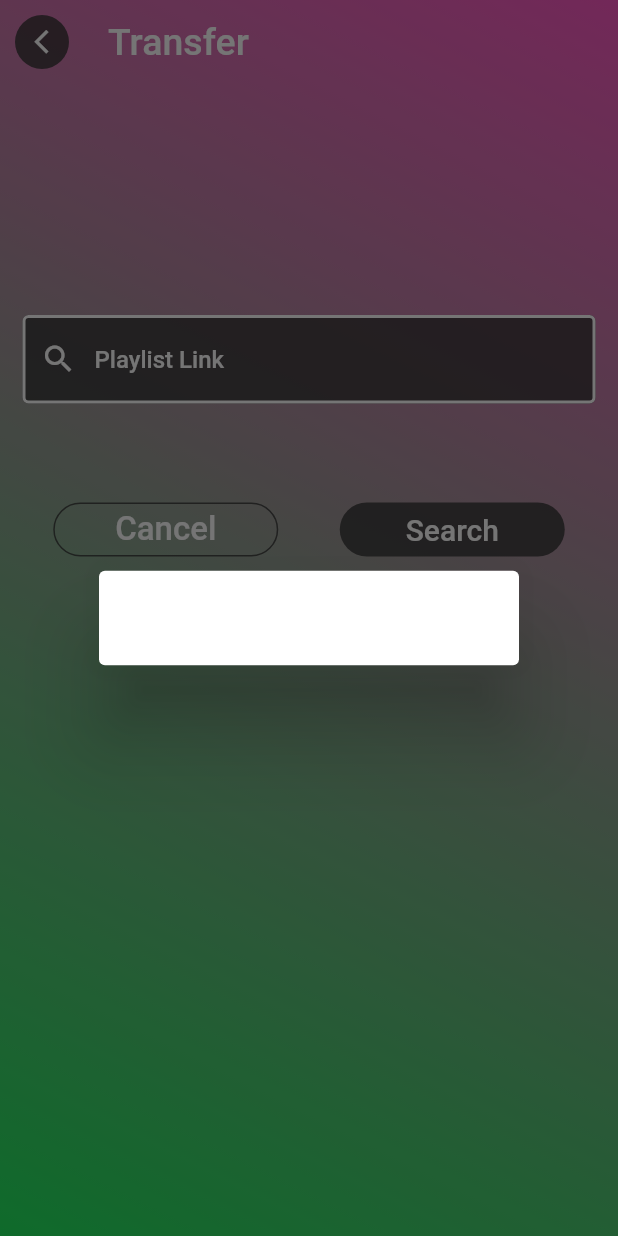
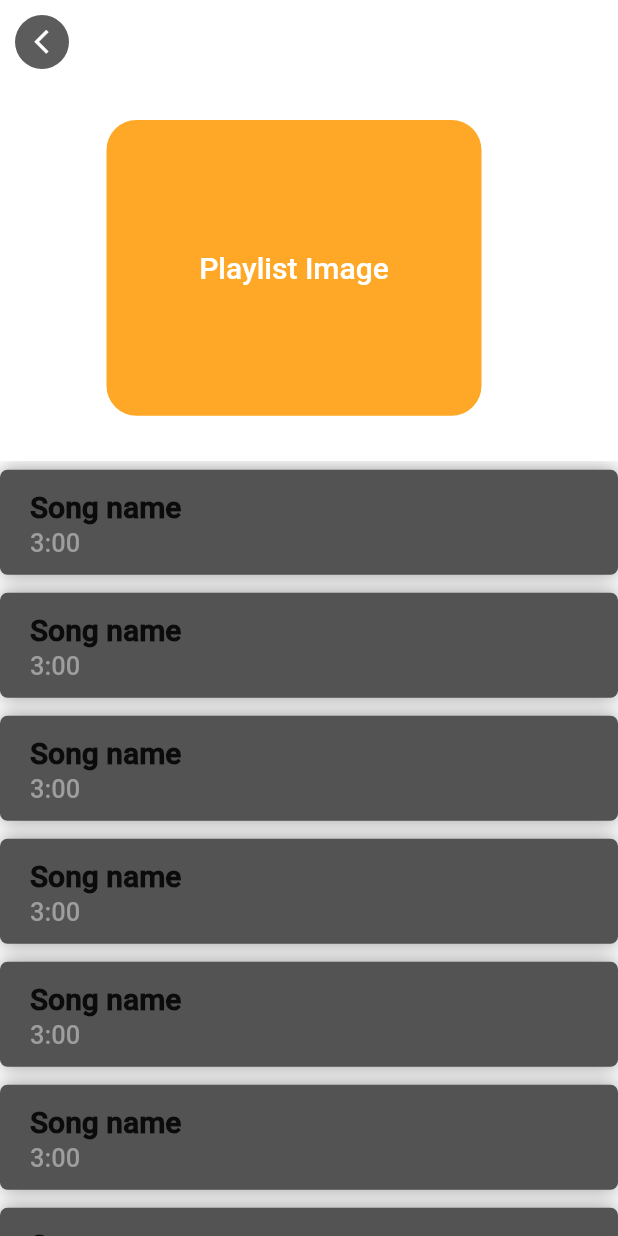
Before and after one commit to alexheiner/playlister, a Flutter app: the Transfer screen opened by its route, after a tap on "Search", on a phone screen of 412 x 824 dp. Run offline on Flutter 3.47's test engine with Material 2 defaults, Android fonts, the phone set to English and light mode, and no system bars; our stand-ins replace equatable, flutter_dotenv, font_awesome_flutter, logger; missing offline and left inert: spotify_sdk.

Commit message:
spotify sdk to ios project & started playlist view

```diff
--- a/lib/config/routes/routes.dart
+++ b/lib/config/routes/routes.dart
@@ -7,6 +7,7 @@ import '/screens/discover/discover_screen.dart';
 import '/screens/manage/manage_screen.dart';
 import '/screens/manage/spotify_login_screen.dart';
 import '/screens/home/home_screen.dart';
+import '/screens/transfer/spotify/spotify_playlist_view.dart';
 
 Route<dynamic> generageRoutes(RouteSettings settings) {
   switch (settings.name) {
@@ -18,6 +19,8 @@ Route<dynamic> generageRoutes(RouteSettings settings) {
       return MaterialPageRoute(builder: (context) => Manage());
     case TransferScreenRoute:
       return MaterialPageRoute(builder: (context) => Transfer());
+    case SpotifyPlaylistViewRoute:
+      return MaterialPageRoute(builder: (context) => SpotifyPlaylistView());
     case SpotifyLoginScreenRoute:
       return MaterialPageRoute(builder: (context) => SpotifyLogin());
     default:
--- a/lib/config/routes/routes_config.dart
+++ b/lib/config/routes/routes_config.dart
@@ -2,4 +2,5 @@ const String HomeScreenRoute = '/';
 const String DiscoverScreenRoute = '/discover';
 const String ManageScreenRoute = '/manage';
 const String TransferScreenRoute = '/transfer';
+const String SpotifyPlaylistViewRoute = '/spotify-playlist';
 const String SpotifyLoginScreenRoute = '/spotify-login';
--- a/lib/config/themes/colors.dart
+++ b/lib/config/themes/colors.dart
@@ -2,4 +2,6 @@ import 'package:flutter/material.dart';
 
 Color OpaqueGray = const Color(0x333333).withOpacity(0.8);
 
+Color OpaqueOverlay = const Color(0x121212).withOpacity(0.70);
+
 const DarkBody = const Color(0x202020);
--- /dev/null
+++ b/lib/models/playlist.dart
@@ -0,0 +1,74 @@
+import 'package:equatable/equatable.dart';
+import 'package:flutter/foundation.dart';
+import './user.dart';
+
+class Playlist extends Equatable {
+  Playlist(
+      {required this.name,
+      required this.id,
+      required this.isPublic,
+      required this.playlistImageUrl,
+      required this.numOfTracks,
+      required this.externalUrl,
+      required this.owner});
+  final String name;
+  final String id;
+  final String externalUrl;
+  final User owner;
+  final bool isPublic;
+  final int numOfTracks;
+  final String playlistImageUrl;
+
+  factory Playlist.fromJson(Map<String, dynamic> json) {
+    // if (json == null) return null;
+    final name = json['name'];
+    final id = json['id'];
+    final externalUrl = json['external_urls']['spotify'];
+    final isPublic = json['public'];
+    final playlistImageUrl =
+        json['images'].length != 0 ? json['images'][0]['url'] : null;
+    final numOfTracks = json['tracks']['total'];
+    final owner = User.fromJson(json['owner']);
+    return Playlist(
+        name: name,
+        id: id,
+        externalUrl: externalUrl,
+        isPublic: isPublic,
+        playlistImageUrl: playlistImageUrl,
+        numOfTracks: numOfTracks,
+        owner: owner);
+  }
+
+  factory Playlist.fromFirebaseSnapshot(Map<String, dynamic> json) => Playlist(
+        id: json['id'],
+        name: json['name'],
+        externalUrl: json['external_url'],
+        isPublic: json['is_public'],
+        playlistImageUrl: json['playlist_image_url'],
+        numOfTracks: json['num_of_tracks'],
+        owner: User.fromJson(json['owner']),
+      );
+
+  Map<String, dynamic> toJson() => {
+        'name': name,
+        'id': id,
+        'external_url': externalUrl,
+        'is_public': isPublic,
+        'playlist_image_url': playlistImageUrl,
+        'num_of_tracks': numOfTracks,
+        'owner': owner.toJson(),
+      };
+
+  String get deepLinkUri => 'https://storify-cd21c.web.app/?playlist_id=$id';
+
+  @override
+  List<Object> get props => [
+        name,
+        id,
+        externalUrl,
+        owner,
+        isPublic,
+        numOfTracks,
+        playlistImageUrl,
+      ];
+}
--- /dev/null
+++ b/lib/models/user.dart
@@ -0,0 +1,29 @@
+import 'package:equatable/equatable.dart';
+import 'package:flutter/foundation.dart';
+
+class User extends Equatable {
+  final String name;
+  final String avatarImageUrl;
+  final String id;
+  User({required this.id, required this.name, required this.avatarImageUrl});
+
+  factory User.fromJson(Map<String, dynamic> json) {
+    // if (json == null) return null;
+    final name = json['display_name'];
+    final avatarImageUrl =
+        json['images'].length != 0 ? json['images'][0]['url'] : null;
+    final id = json['id'];
+    return User(name: name, avatarImageUrl: avatarImageUrl, id: id);
+  }
+
+  Map<String, dynamic> toJson() => {
+        'display_name': name,
+        'images': [
+          {'url': avatarImageUrl}
+        ],
+        'id': id
+      };
+
+  @override
+  List<Object> get props => [name, avatarImageUrl, id];
+}
--- a/lib/screens/manage/manage_screen.dart
+++ b/lib/screens/manage/manage_screen.dart
@@ -10,6 +10,7 @@ import 'package:spotify_sdk/spotify_sdk.dart';
 import '../../config/routes/routes_config.dart';
 import '../../provider/spotify_provider.dart';
 import '../../widgets/animated_gradient.dart';
+import '../../widgets/navigation/default_app_bar.dart';
 
 class Manage extends StatefulWidget {
   const Manage({Key? key}) : super(key: key);
@@ -34,13 +35,15 @@ class _ManageState extends State<Manage> {
   @override
   Widget build(BuildContext context) {
     return Scaffold(
-      appBar: AppBar(
-          title: Text('Accounts'),
-          leading: IconButton(
-              onPressed: () => Navigator.pop(context, 'fromManageScreen'),
-              icon: Icon(Icons.arrow_back))),
+      extendBodyBehindAppBar: true,
+      appBar: PreferredSize(
+          preferredSize: const Size.fromHeight(60),
+          child: DefaultAppBar(
+            title: 'Transfer',
+          ),
+        ),
       body: AnimatedGradient(
-          child: // Figma Flutter Generator ManageWidget - FRAME
+          child: SafeArea(child:// Figma Flutter Generator ManageWidget - FRAME
               Container(
                   width: 390,
                   height: 844,
@@ -159,7 +162,7 @@ class _ManageState extends State<Manage> {
                               ),
                             ))),
                   ]))),
-    );
+    ));
   }
 
   Future<String> getAccessToken(context) async {
--- /dev/null
+++ b/lib/screens/transfer/spotify/constants.dart
@@ -0,0 +1,6 @@
+const FOOD_DATA = [
+  {
+    "name":"Song name",
+    "duration":"3:00",
+  }
+];
--- /dev/null
+++ b/lib/screens/transfer/spotify/spotify_playlist_view.dart
@@ -0,0 +1,185 @@
+import 'package:flutter/material.dart';
+import '../../../widgets/navigation/default_app_bar.dart';
+import '../../../config/themes/colors.dart';
+import './constants.dart';
+
+class SpotifyPlaylistView extends StatefulWidget {
+  SpotifyPlaylistView({Key? key}) : super(key: key);
+
+  @override
+  State<SpotifyPlaylistView> createState() => _SpotifyPlaylistViewState();
+}
+
+class _SpotifyPlaylistViewState extends State<SpotifyPlaylistView> {
+  final CategoriesScroller categoriesScroller = CategoriesScroller();
+  ScrollController controller = ScrollController();
+  bool closeTopContainer = false;
+  double topContainer = 0;
+
+  List<Widget> itemsData = [];
+
+  void getPostsData() {
+    List<dynamic> responseList = FOOD_DATA;
+    List<Widget> listItems = [];
+    responseList.forEach((post) {
+      for(var i = 0; i < 20; i++){
+        listItems.add(Container(
+          height: 70,
+          margin: const EdgeInsets.symmetric(horizontal: 0, vertical: 6),
+          decoration: BoxDecoration(borderRadius: BorderRadius.all(Radius.circular(5.0)), color: Color.fromARGB(255, 83, 83, 83), boxShadow: [
+            BoxShadow(color: Colors.black.withAlpha(100), blurRadius: 10.0),
+          ]),
+          child: Padding(
+            padding: const EdgeInsets.symmetric(horizontal: 20.0, vertical: 10),
+            child: Row(
+              mainAxisAlignment: MainAxisAlignment.spaceBetween,
+              children: <Widget>[
+                Column(
+                  crossAxisAlignment: CrossAxisAlignment.start,
+                  children: <Widget>[
+                    Padding(
+                      padding: EdgeInsets.symmetric(vertical: 3, horizontal: 0),
+                      child: Text(
+                      post["name"],
+                      style: const TextStyle(fontSize: 20, fontWeight: FontWeight.bold),
+                      ),
+                    ),
+
+                    Text(
+                      post["duration"],
+                      style: const TextStyle(fontSize: 17, color: Colors.grey),
+                    ),
+                  ],
+                ),
+              ],
+            ),
+          )));
+      }
+    });
+
+    setState(() {
+      itemsData = listItems;
+    });
+  }
+
+  @override
+  void initState() {
+    super.initState();
+    getPostsData();
+    controller.addListener(() {
+      double value = controller.offset/119;
+      setState(() {
+        topContainer = value;
+        closeTopContainer = controller.offset > 2;
+      });
+    });
+  }
+
+  @override
+  Widget build(BuildContext context) {
+  final Size screenSize = MediaQuery.of(context).size;
+  final double playlistImageHeight = screenSize.height*0.30;
+
+    return SafeArea(
+      child: Scaffold(
+        backgroundColor: DarkBody,
+        appBar: PreferredSize(
+          preferredSize: const Size.fromHeight(60),
+          child: DefaultAppBar(
+            title: 'Playlist',
+          ),
+        ),
+        body: Container(
+          height: screenSize.height,
+          child: Column(
+            children: [
+              //playlist image
+              // AnimatedOpacity(
+              //   duration: const Duration(milliseconds: 2000),
+              //   opacity: closeTopContainer ? 0 : 1,
+              //   child: AnimatedContainer(
+              //     duration: const Duration(milliseconds: 2000),
+              //     width: screenSize.width,
+              //     alignment: Alignment.topCenter,
+              //     height: closeTopContainer ? 0 : playlistImageHeight,
+              //     child: Container(
+              //       margin: const EdgeInsets.symmetric(vertical: 20, horizontal: 20),
+              //       child: FittedBox(
+              //         fit: BoxFit.fill,
+              //         alignment: Alignment.topCenter,
+              //         child: Container(
+              //           width: 150,
+              //           height: categoryHeight,
+              //           decoration: BoxDecoration(
+              //             color: Colors.purple[200],
+              //             borderRadius: BorderRadius.all(Radius.circular(20.0)),
+              //           ),
+              //         ),
+              //       ),
+              //     ),
+              //   ),
+              // ),
+              AnimatedOpacity(
+                duration: const Duration(milliseconds: 300),
+                opacity: closeTopContainer?0:1,
+                child: AnimatedContainer(
+                    duration: const Duration(milliseconds: 300),
+                    width: screenSize.width,
+                    alignment: Alignment.topCenter,
+                    height: closeTopContainer?0:playlistImageHeight,
+                    child: categoriesScroller),
+              ),
+              // playlist songs
+              Expanded(
+                child: ListView.builder(
+                  shrinkWrap: true,
+                  controller: controller,
+                  itemCount: itemsData.length,
+                  physics: BouncingScrollPhysics(),
+                  itemBuilder: (context, index) {
+                      return itemsData[index];
+                  },
+                ),
+              ),
+            ],
+          ),
+        ),
+      ),
+    );
+  }
+}
+
+class CategoriesScroller extends StatelessWidget {
+  const CategoriesScroller();
+
+  @override
+  Widget build(BuildContext context) {
+    final double categoryHeight = MediaQuery.of(context).size.height * 0.30 - 50;
+    return SingleChildScrollView(
+      physics: BouncingScrollPhysics(),
+      scrollDirection: Axis.horizontal,
+      child: Container(
+        margin: const EdgeInsets.symmetric(vertical: 20, horizontal: 20),
+        child: FittedBox(
+          fit: BoxFit.fill,
+          alignment: Alignment.topCenter,
+          child: Container(
+                width: 250,
+                margin: EdgeInsets.only(right: 20),
+                height: categoryHeight,
+                decoration: BoxDecoration(color: Colors.orange.shade400, borderRadius: BorderRadius.all(Radius.circular(20.0))),
+                child: Center(
+                  child: Text(
+                    'Playlist Image',
+                    style: TextStyle(
+                      fontSize: 20.0,
+                      color: Colors.white
+                    ),
+                    )
+                  )
+                ),
+              ),
+      ),
+    );
+  }
+}
--- a/lib/screens/transfer/transfer_main.dart
+++ b/lib/screens/transfer/transfer_main.dart
@@ -4,9 +4,10 @@ import '../../widgets/buttons/filled_button.dart';
 import '../../widgets/navigation/default_app_bar.dart';
 import '../../widgets/text_input.dart';
 import '../../widgets/buttons/outline_button.dart';
-import '../../widgets/fixed_gradient.dart';
+import '../../widgets/blur_gradient.dart';
+import '../../config/routes/routes_config.dart';
 class Transfer extends StatefulWidget {
-
+//https://open.spotify.com/playlist/37i9dQZF1DX6taq20FeuKj?si=5f1dae22d9a947b4
   Transfer({Key? key}) : super(key: key);
 
   @override
@@ -24,7 +25,7 @@ class _TransferState extends State<Transfer> {
   }
   @override
   Widget build(BuildContext context) {
-    return FixedGradient(
+    return BlurGradient(
         child: Scaffold(
           backgroundColor: Colors.transparent,
           appBar: PreferredSize(
@@ -50,16 +51,7 @@ class _TransferState extends State<Transfer> {
                     mainAxisAlignment: MainAxisAlignment.spaceAround,
                     children: [
                       OutlineElevatedButton(
-                        callback: () {
-                          showDialog(
-                            context: context,
-                            builder: (context) {
-                              return AlertDialog(
-                                content: Text(myController.text),
-                              );
-                            },
-                          );
-                        },
+                        callback: () => Navigator.pushNamed(context, HomeScreenRoute),
                         title: 'Cancel',
                         size: Size(150.0, 25),
                         fontSize: 22,
@@ -69,14 +61,15 @@ class _TransferState extends State<Transfer> {
                       ),
                       FilledElevatedButton(
                         callback: () {
-                          showDialog(
-                            context: context,
-                            builder: (context) {
-                              return AlertDialog(
-                                content: Text(myController.text),
-                              );
-                            },
-                          );
+                          Navigator.pushNamed(context, SpotifyPlaylistViewRoute);
+                          // showDialog(
+                          //   context: context,
+                          //   builder: (context) {
+                          //     return AlertDialog(
+                          //       content: Text(myController.text),
+                          //     );
+                          //   },
+                          // );
                         },
                         title: 'Search',
                         size: Size(150.0, 25),
--- /dev/null
+++ b/lib/services/api_path.dart
@@ -0,0 +1,51 @@
+import 'package:flutter/foundation.dart';
+
+class APIPath {
+  static List<String> _scopes = [
+    'user-read-private',
+    'user-read-email',
+    'playlist-read-private',
+    'user-modify-playback-state',
+    'user-read-playback-state'
+  ];
+
+  static String requestAuthorization(
+          String clientId, String redirectUri, String state) =>
+      'https://accounts.spotify.com/authorize?client_id=$clientId&response_type=code&redirect_uri=$redirectUri&state=$state&scope=${_scopes.join('%20')}';
+
+  static String requestToken = 'https://accounts.spotify.com/api/token';
+
+  static String getCurrentUser = 'https://api.spotify.com/v1/me';
+
+  static String getUserById(String userId) =>
+      'https://api.spotify.com/v1/users/$userId';
+
+  static String getListOfPlaylists(int offset, int limit) =>
+      'https://api.spotify.com/v1/me/playlists?limit=$limit&offset=$offset';
+
+  static String getPlaylist(String playlistId) =>
+      'https://api.spotify.com/v1/playlists/$playlistId';
+
+  static String getTracks(String playlistId) =>
+      'https://api.spotify.com/v1/playlists/$playlistId/tracks?fields=items(track(id,name,artists,duration_ms,album(images)))';
+
+  static String story(String playlistId, String trackId) =>
+      'playlists/$playlistId/tracks/$trackId';
+
+  static String playlists = 'playlists';
+
+  static String playlist(String playlistId) => 'playlists/$playlistId';
+
+  static String savedPlaylist(
+          {@required String? userId, @required String? playlistId}) =>
+      'users/$userId/saved_playlists/$playlistId';
+
+  static String savedPlaylists({@required String? userId}) =>
+      'users/$userId/saved_playlists';
+
+  static String play = 'https://api.spotify.com/v1/me/player/play';
+
+  static String pause = 'https://api.spotify.com/v1/me/player/pause';
+
+  static String player = 'https://api.spotify.com/v1/me/player';
+}
--- /dev/null
+++ b/lib/services/spotify_api.dart
@@ -0,0 +1,23 @@
+import 'package:flutter/foundation.dart';
+import 'package:http/http.dart' as http;
+import './api_path.dart';
+import '../models/playlist.dart';
+import 'dart:convert';
+
+class SpotifyApi {
+
+  static Future<Playlist> getPlaylist(String playlistId) async {
+    final response = await http.get(Uri.parse(APIPath.getPlaylist(playlistId)));
+
+    if (response.statusCode == 200) {
+      final responseBody = json.decode(response.body);
+      final onwerResponse =
+          await http.get(Uri.parse(APIPath.getUserById(responseBody['owner']['id'])));
+      responseBody['owner'] = json.decode(onwerResponse.body);
+      return Playlist.fromJson(responseBody);
+    } else {
+      throw Exception(
+          'Failed to get a playlist with status code ${response.statusCode}');
+    }
+  }
+}
--- /dev/null
+++ b/lib/widgets/blur_gradient.dart
@@ -0,0 +1,28 @@
+import 'package:flutter/material.dart';
+import 'dart:ui';
+import './animated_gradient.dart';
+class BlurGradient extends StatelessWidget {
+  final Widget child;
+
+  const BlurGradient({required this.child});
+  @override
+  Widget build(BuildContext context) {
+    return Center(
+      child: Container(
+        child: AnimatedGradient(
+          child: Stack(
+            children: [
+              Positioned.fill(
+                child: BackdropFilter(
+                  filter: ImageFilter.blur(sigmaX: 20.0, sigmaY: 20.0),
+                  child: Container(color: Color.fromARGB(255, 53, 53, 53).withOpacity(0.6)),
+                ),
+              ),
+              child,
+            ],
+            ),
+          ),
+        ),
+      );
+  }
+}
--- a/lib/widgets/fixed_gradient.dart
+++ /dev/null
@@ -1,39 +0,0 @@
-import 'package:flutter/material.dart';
-class FixedGradient extends StatelessWidget {
-  final Widget child;
-
-  static const List<Color> colorList = [
-    Color(0xFF20E95D),
-    Color(0xFF69A6F9),
-    Color(0xFF7572FF),
-    Color(0xFFFA57C1),
-  ];
-
-  static const List<Alignment> alignmentList = [
-    Alignment.bottomLeft,
-    Alignment.bottomRight,
-    Alignment.topRight,
-    Alignment.topLeft,
-  ];
-
-  static const int index = 0;
-  static const Color bottomColor = Color(0xFF20E95D);
-  static const Color topColor = Color(0xFFFA57C1);
-  static const Alignment begin = Alignment.bottomLeft;
-  static const Alignment end = Alignment.topRight;
-
-  const FixedGradient({required this.child});
-  @override
-  Widget build(BuildContext context) {
-
-    return Center(
-      child: Container(
-        decoration: BoxDecoration(
-        gradient: LinearGradient(
-          begin: begin, end: end, colors: [bottomColor, topColor])
-        ),
-        child: child,
-      ),
-    );
-  }
-}
--- a/pubspec.yaml
+++ b/pubspec.yaml
@@ -39,6 +39,8 @@ dependencies:
   logger: ^1.1.0
   provider: ^6.0.2
   spotify_sdk: ^2.2.0
+  http: ^0.13.4
+  equatable: ^2.0.3
 
 dev_dependencies:
   flutter_test:
```
Also changed, not shown: lib/services/spotify_interceptor.dart (added), pubspec.lock, 36 other files.
